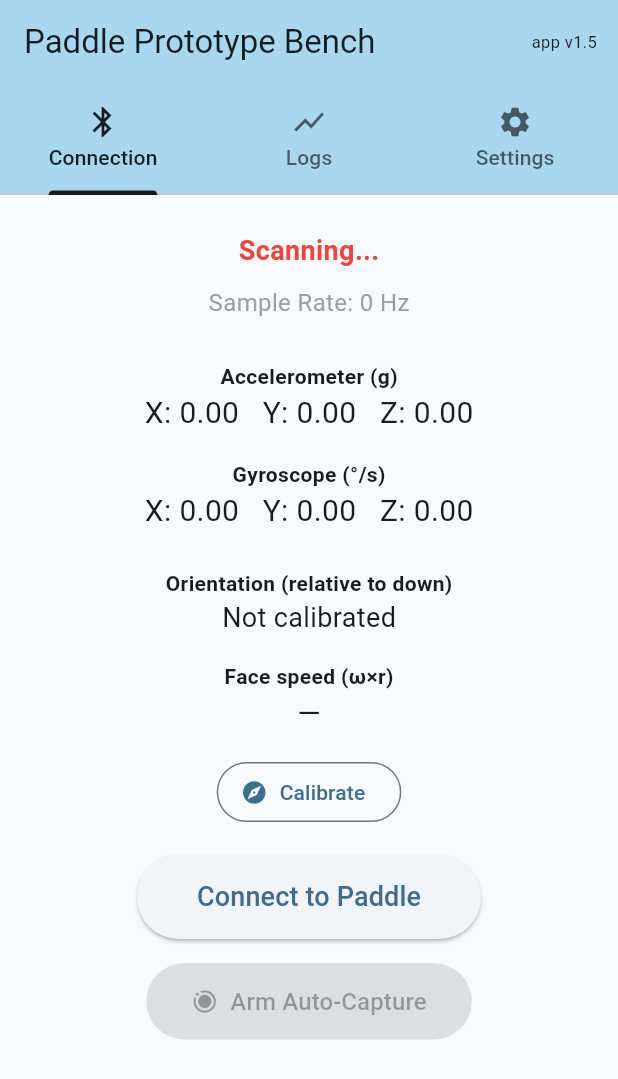
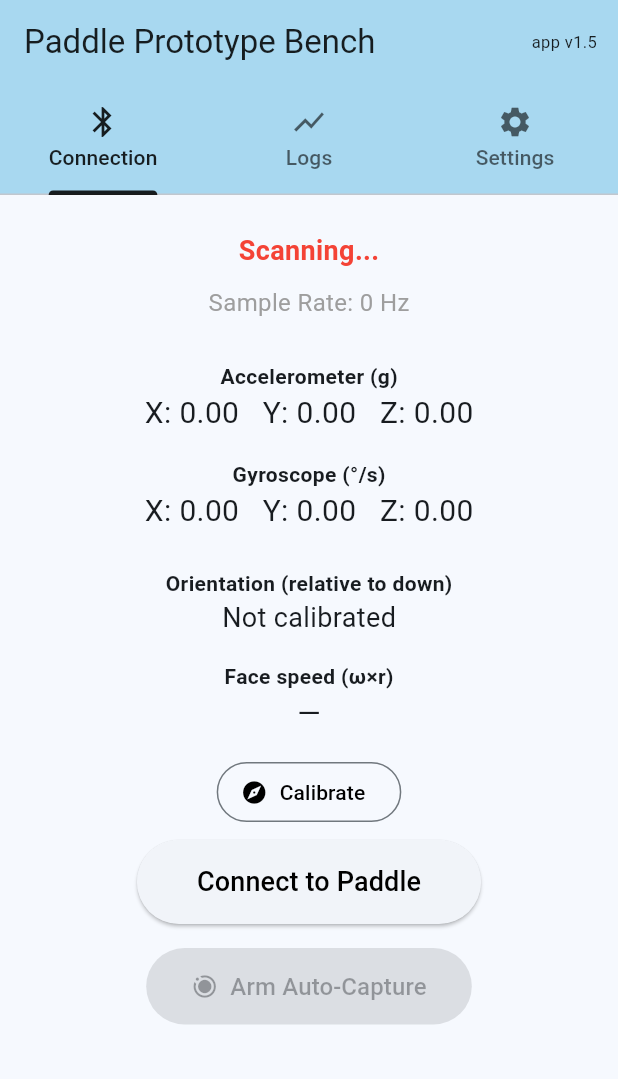
Before and after one commit to RuiqiLiu2014/ping-pong-tracker, a Flutter app: the screen it shows after launch, after a tap on "Connect to Paddle", on a phone screen of 412 x 824 dp. Shown: the top 1079 px of the screen. Run offline on Flutter 3.47's test engine with Material 3 defaults, Android fonts, the phone set to English and light mode, and no system bars; our stand-ins replace flutter_blue_plus, flutter_svg, share_plus, shared_preferences.

Commit message:
update connection screen so no more scrolling

```diff
--- a/app/lib/ble_screen_ui.dart
+++ b/app/lib/ble_screen_ui.dart
@@ -197,6 +197,10 @@ mixin _BleScreenUi on _BleScreenCore {
     // Connected (so Connect flips to Disconnect) whenever a BLE link is held —
     // streaming, charging, or firmware-too-old-to-stream.
     final connected = streaming || charging || _fwOutdated;
+    // Neutral black/white for button text instead of the theme accent colour.
+    final btnText = Theme.of(context).brightness == Brightness.dark
+        ? Colors.white
+        : Colors.black;
     final m = _motion;
     final String orientationText = m.calibrated
         ? "Roll: ${m.roll.toStringAsFixed(0)}°   Pitch: ${m.pitch.toStringAsFixed(0)}°"
@@ -276,6 +280,7 @@ mixin _BleScreenUi on _BleScreenCore {
           const SizedBox(height: 14),
           OutlinedButton.icon(
             onPressed: (charging || _fwOutdated) ? null : _openCalibration,
+            style: OutlinedButton.styleFrom(foregroundColor: btnText),
             icon: const Icon(Icons.explore),
             label: const Text("Calibrate"),
           ),
@@ -289,27 +294,13 @@ mixin _BleScreenUi on _BleScreenCore {
                 style: TextStyle(fontSize: 12, color: Colors.orange),
               ),
             ),
-          if (streaming)
-            Padding(
-              padding: const EdgeInsets.only(top: 4),
-              child: Builder(
-                builder: (_) {
-                  final d = m.leverDir;
-                  return Text(
-                    "Lever dir (${d[0].toStringAsFixed(2)}, "
-                    "${d[1].toStringAsFixed(2)}, ${d[2].toStringAsFixed(2)})"
-                    "  •  ${m.leverTiltDeg.toStringAsFixed(0)}° off board Z",
-                    style: const TextStyle(fontSize: 12, color: Colors.grey),
-                  );
-                },
-              ),
-            ),
-          const SizedBox(height: 18),
+          const SizedBox(height: 8),
           ElevatedButton(
             onPressed: _isConnecting || connected
                 ? _disconnect
                 : _startScanAndConnect,
             style: ElevatedButton.styleFrom(
+              foregroundColor: btnText,
               padding: const EdgeInsets.symmetric(horizontal: 40, vertical: 15),
             ),
             child: Text(
--- a/app/lib/widgets/calibration_wizard.dart
+++ b/app/lib/widgets/calibration_wizard.dart
@@ -119,6 +119,10 @@ class _CalibrationWizardState extends State<CalibrationWizard> {
   @override
   Widget build(BuildContext context) {
     final bool done = _step == _Step.done;
+    // Neutral black/white for the button text instead of the theme accent.
+    final btnText = Theme.of(context).brightness == Brightness.dark
+        ? Colors.white
+        : Colors.black;
     return Scaffold(
       body: SafeArea(
         child: Column(
@@ -207,6 +211,7 @@ class _CalibrationWizardState extends State<CalibrationWizard> {
                           ? null
                           : _onCalibrate,
                       style: ElevatedButton.styleFrom(
+                        foregroundColor: btnText,
                         padding: const EdgeInsets.symmetric(vertical: 16),
                       ),
                       child: Text(
```
